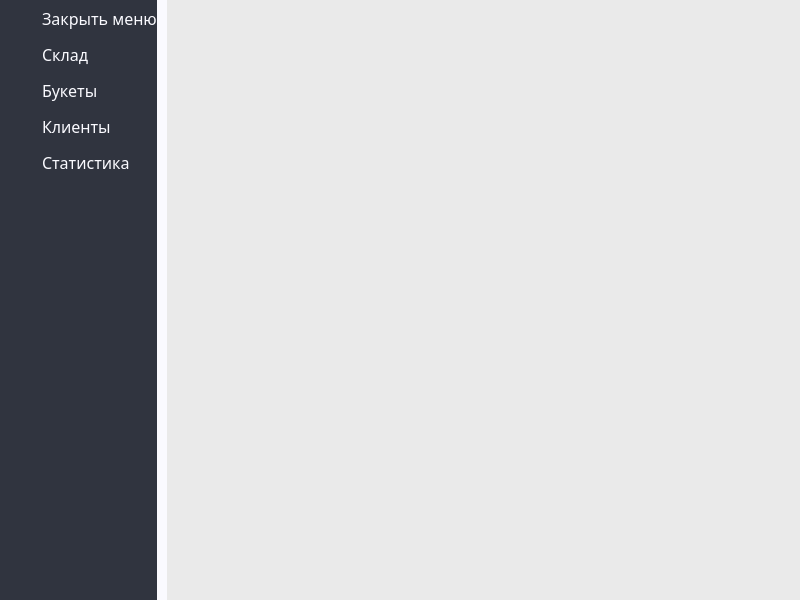
First picture: the form in Organiser/mainwindow.ui, repository et3rnalpain/Organiser, before the edit.
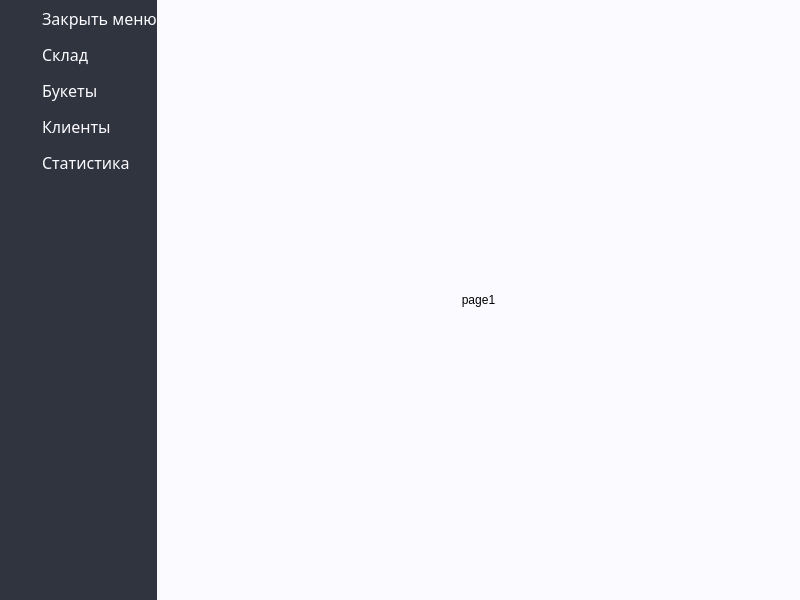
Second picture: the form after the edit. Icons and pictures are not drawn.

```diff
--- a/Organiser/mainwindow.ui
+++ b/Organiser/mainwindow.ui
@@ -36,7 +36,7 @@
   </property>
   <widget class="QWidget" name="centralwidget">
    <property name="sizePolicy">
-    <sizepolicy hsizetype="Preferred" vsizetype="Preferred">
+    <sizepolicy hsizetype="Maximum" vsizetype="Maximum">
      <horstretch>0</horstretch>
      <verstretch>0</verstretch>
     </sizepolicy>
@@ -54,15 +54,12 @@
     <enum>Qt::LeftToRight</enum>
    </property>
    <property name="styleSheet">
-    <string notr="true">background-color: rgb(250, 250, 255);</string>
+    <string notr="true"/>
    </property>
    <layout class="QHBoxLayout" name="horizontalLayout">
     <property name="spacing">
      <number>0</number>
     </property>
-    <property name="sizeConstraint">
-     <enum>QLayout::SetFixedSize</enum>
-    </property>
     <property name="leftMargin">
      <number>0</number>
     </property>
@@ -891,78 +888,115 @@
     <item>
      <widget class="QWidget" name="content" native="true">
       <property name="sizePolicy">
-       <sizepolicy hsizetype="Preferred" vsizetype="Preferred">
+       <sizepolicy hsizetype="Expanding" vsizetype="Expanding">
         <horstretch>0</horstretch>
         <verstretch>0</verstretch>
        </sizepolicy>
       </property>
+      <property name="minimumSize">
+       <size>
+        <width>623</width>
+        <height>600</height>
+       </size>
+      </property>
+      <property name="maximumSize">
+       <size>
+        <width>764</width>
+        <height>600</height>
+       </size>
+      </property>
       <property name="styleSheet">
-       <string notr="true">background-color: rgb(250, 250, 255);</string>
+       <string notr="true">background-color: #fafaff;</string>
       </property>
       <layout class="QGridLayout" name="gridLayout">
        <property name="leftMargin">
-        <number>5</number>
+        <number>0</number>
        </property>
        <property name="topMargin">
-        <number>5</number>
+        <number>0</number>
        </property>
        <property name="rightMargin">
-        <number>5</number>
+        <number>0</number>
        </property>
        <property name="bottomMargin">
-        <number>5</number>
+        <number>0</number>
        </property>
-       <property name="horizontalSpacing">
-        <number>5</number>
-       </property>
-       <property name="verticalSpacing">
+       <property name="spacing">
         <number>0</number>
        </property>
-       <item row="0" column="0">
-        <widget class="QStackedWidget" name="stackedWidget">
+       <item row="0" column="1">
+        <widget class="QStackedWidget" name="contentWidget">
          <property name="currentIndex">
-          <number>0</number>
+          <number>2</number>
          </property>
-         <widget class="QWidget" name="Page1">
-          <property name="maximumSize">
-           <size>
-            <width>743</width>
-            <height>583</height>
-           </size>
-          </property>
-          <widget class="QLabel" name="label">
-           <property name="geometry">
-            <rect>
-             <x>0</x>
-             <y>0</y>
-             <width>611</width>
-             <height>581</height>
-            </rect>
-           </property>
-           <property name="sizePolicy">
-            <sizepolicy hsizetype="Expanding" vsizetype="Expanding">
-             <horstretch>0</horstretch>
-             <verstretch>0</verstretch>
-            </sizepolicy>
-           </property>
-           <property name="maximumSize">
-            <size>
-             <width>631</width>
-             <height>581</height>
-            </size>
-           </property>
-           <property name="styleSheet">
-            <string notr="true">background-color: rgb(234, 174, 234); font-size: 30px; color: white;</string>
-           </property>
-           <property name="text">
-            <string>Page1</string>
-           </property>
-           <property name="alignment">
-            <set>Qt::AlignCenter</set>
-           </property>
-          </widget>
+         <widget class="QWidget" name="page_4">
+          <layout class="QHBoxLayout" name="horizontalLayout_5">
+           <item>
+            <widget class="QLabel" name="label_4">
+             <property name="styleSheet">
+              <string notr="true">background-color: #fafaff;</string>
+             </property>
+             <property name="text">
+              <string>page4</string>
+             </property>
+             <property name="alignment">
+              <set>Qt::AlignCenter</set>
+             </property>
+            </widget>
+           </item>
+          </layout>
          </widget>
-         <widget class="QWidget" name="page_2"/>
+         <widget class="QWidget" name="page_3">
+          <layout class="QHBoxLayout" name="horizontalLayout_4">
+           <item>
+            <widget class="QLabel" name="label_3">
+             <property name="styleSheet">
+              <string notr="true">background-color:#;</string>
+             </property>
+             <property name="text">
+              <string>page3</string>
+             </property>
+             <property name="alignment">
+              <set>Qt::AlignCenter</set>
+             </property>
+            </widget>
+           </item>
+          </layout>
+         </widget>
+         <widget class="QWidget" name="page">
+          <layout class="QHBoxLayout" name="horizontalLayout_2">
+           <item>
+            <widget class="QLabel" name="label">
+             <property name="styleSheet">
+              <string notr="true">background-color:#;</string>
+             </property>
+             <property name="text">
+              <string>page1</string>
+             </property>
+             <property name="alignment">
+              <set>Qt::AlignCenter</set>
+             </property>
+            </widget>
+           </item>
+          </layout>
+         </widget>
+         <widget class="QWidget" name="page_2">
+          <layout class="QHBoxLayout" name="horizontalLayout_3">
+           <item>
+            <widget class="QLabel" name="label_2">
+             <property name="styleSheet">
+              <string notr="true">background-color:#;</string>
+             </property>
+             <property name="text">
+              <string>page2</string>
+             </property>
+             <property name="alignment">
+              <set>Qt::AlignCenter</set>
+             </property>
+            </widget>
+           </item>
+          </layout>
+         </widget>
         </widget>
        </item>
       </layout>
```
Left out of the diff: 189 changed lines with no effect on the pictures.
